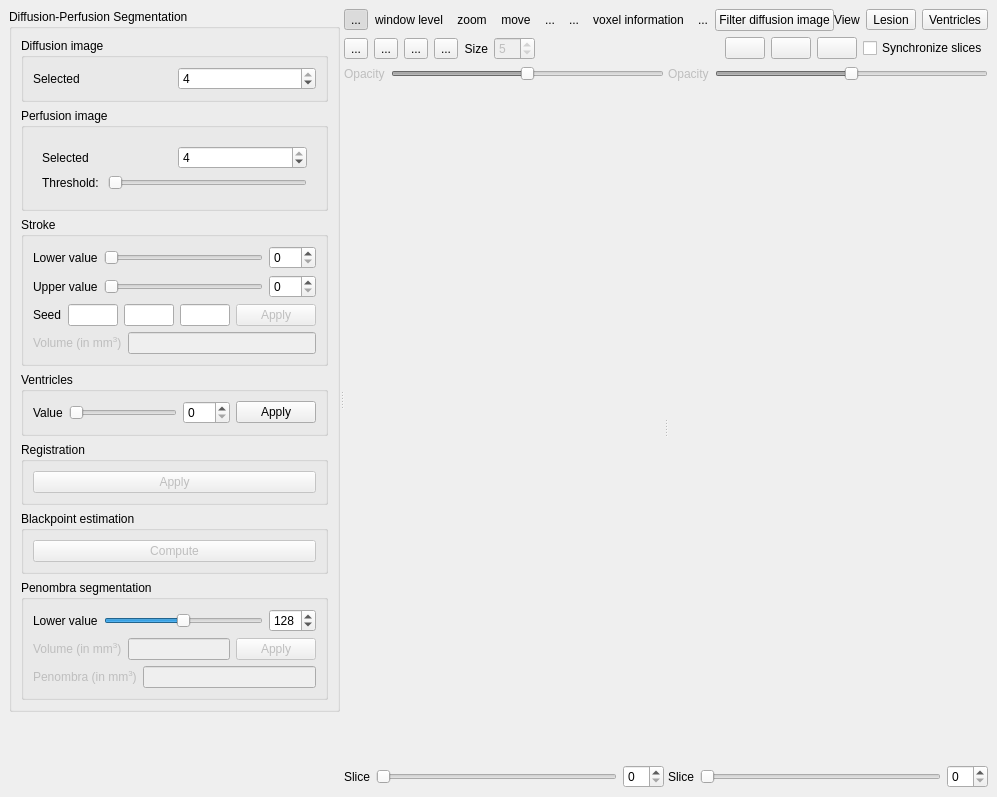
Above: starviewer/src/extensions/playground/diffusionperfusionsegmentation/qdifuperfuextensionbase.ui from starviewer-medical/starviewer before the change. Below: the same form after it.
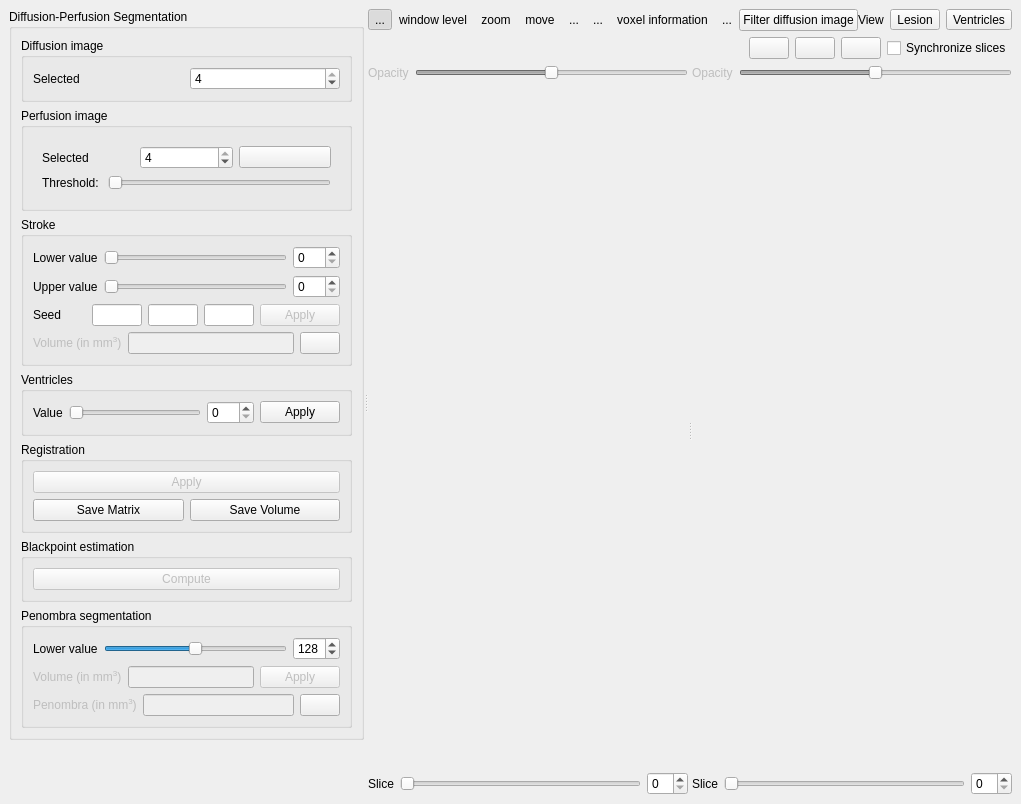
That is the form after the change. Icons and pictures are not drawn. Custom widgets are drawn as their Qt base class.

Commit message: ENH: s'ha modificat l'extensió difuperfu per tal de que vagi amb els tools noves. S'han hagut de modificar la tool d'edició i el q2dviewer per tal que es pugués editar també la segmentació de la perfusió, que no és un típic Volume en l'input d'un q2dviewer. També s'han afegit d'altres funcionalitats com ara la de poder desar les màscares resultants i les matrius de les transformades. Això s'ha fet per poder fer un estudi d'infart i DTI.

Patch:
```diff
--- a/starviewer/src/extensions/playground/diffusionperfusionsegmentation/qdifuperfuextensionbase.ui
+++ b/starviewer/src/extensions/playground/diffusionperfusionsegmentation/qdifuperfuextensionbase.ui
@@ -6,7 +6,7 @@
     <x>0</x>
     <y>0</y>
     <width>916</width>
-    <height>797</height>
+    <height>804</height>
    </rect>
   </property>
   <property name="windowTitle" >
@@ -149,6 +149,16 @@
                      </property>
                     </widget>
                    </item>
+                   <item>
+                    <widget class="QPushButton" name="m_savePerfusionVolumePushButton" >
+                     <property name="text" >
+                      <string/>
+                     </property>
+                     <property name="icon" >
+                      <iconset resource="../../../main/main.qrc" >:/images/filesave.png</iconset>
+                     </property>
+                    </widget>
+                   </item>
                   </layout>
                  </item>
                  <item>
@@ -401,6 +411,16 @@
                  </property>
                 </widget>
                </item>
+               <item>
+                <widget class="QPushButton" name="m_saveDiffusionMaskPushButton" >
+                 <property name="text" >
+                  <string/>
+                 </property>
+                 <property name="icon" >
+                  <iconset resource="../../../main/main.qrc" >:/images/filesave.png</iconset>
+                 </property>
+                </widget>
+               </item>
               </layout>
              </item>
             </layout>
@@ -478,14 +498,54 @@
               <number>6</number>
              </property>
              <item>
-              <widget class="QPushButton" name="m_applyRegistrationPushButton" >
-               <property name="enabled" >
-                <bool>false</bool>
+              <layout class="QVBoxLayout" >
+               <property name="margin" >
+                <number>0</number>
                </property>
-               <property name="text" >
-                <string>Apply</string>
+               <property name="spacing" >
+                <number>6</number>
                </property>
-              </widget>
+               <item>
+                <widget class="QPushButton" name="m_applyRegistrationPushButton" >
+                 <property name="enabled" >
+                  <bool>false</bool>
+                 </property>
+                 <property name="text" >
+                  <string>Apply</string>
+                 </property>
+                </widget>
+               </item>
+               <item>
+                <layout class="QHBoxLayout" >
+                 <property name="margin" >
+                  <number>0</number>
+                 </property>
+                 <property name="spacing" >
+                  <number>6</number>
+                 </property>
+                 <item>
+                  <widget class="QPushButton" name="m_saveTransformPushButton" >
+                   <property name="text" >
+                    <string>Save Matrix</string>
+                   </property>
+                   <property name="icon" >
+                    <iconset resource="../../../main/main.qrc" >:/images/filesave.png</iconset>
+                   </property>
+                  </widget>
+                 </item>
+                 <item>
+                  <widget class="QPushButton" name="m_saveRegisteredPerfusionPushButton" >
+                   <property name="text" >
+                    <string>Save Volume</string>
+                   </property>
+                   <property name="icon" >
+                    <iconset resource="../../../main/main.qrc" >:/images/filesave.png</iconset>
+                   </property>
+                  </widget>
+                 </item>
+                </layout>
+               </item>
+              </layout>
              </item>
             </layout>
            </widget>
@@ -632,6 +692,16 @@
                  </property>
                 </widget>
                </item>
+               <item>
+                <widget class="QPushButton" name="m_savePerfusionMaskPushButton" >
+                 <property name="text" >
+                  <string/>
+                 </property>
+                 <property name="icon" >
+                  <iconset resource="../../../main/main.qrc" >:/images/filesave.png</iconset>
+                 </property>
+                </widget>
+               </item>
               </layout>
              </item>
             </layout>
@@ -647,7 +717,7 @@
          </property>
          <property name="sizeHint" >
           <size>
-           <width>300</width>
+           <width>355</width>
            <height>16</height>
           </size>
          </property>
@@ -911,79 +981,6 @@
          <property name="spacing" >
           <number>6</number>
          </property>
-         <item>
-          <layout class="QHBoxLayout" >
-           <property name="margin" >
-            <number>0</number>
-           </property>
-           <property name="spacing" >
-            <number>6</number>
-           </property>
-           <item>
-            <widget class="QToolButton" name="m_eraseButton" >
-             <property name="text" >
-              <string>...</string>
-             </property>
-             <property name="icon" >
-              <iconset/>
-             </property>
-            </widget>
-           </item>
-           <item>
-            <widget class="QToolButton" name="m_paintButton" >
-             <property name="text" >
-              <string>...</string>
-             </property>
-             <property name="icon" >
-              <iconset/>
-             </property>
-            </widget>
-           </item>
-           <item>
-            <widget class="QToolButton" name="m_eraseSliceButton" >
-             <property name="text" >
-              <string>...</string>
-             </property>
-             <property name="icon" >
-              <iconset/>
-             </property>
-            </widget>
-           </item>
-           <item>
-            <widget class="QToolButton" name="m_eraseRegionButton" >
-             <property name="text" >
-              <string>...</string>
-             </property>
-             <property name="icon" >
-              <iconset/>
-             </property>
-            </widget>
-           </item>
-           <item>
-            <widget class="QLabel" name="label_3" >
-             <property name="text" >
-              <string>Size</string>
-             </property>
-             <property name="alignment" >
-              <set>Qt::AlignRight|Qt::AlignTrailing|Qt::AlignVCenter</set>
-             </property>
-            </widget>
-           </item>
-           <item>
-            <widget class="QSpinBox" name="m_editorSize" >
-             <property name="enabled" >
-              <bool>false</bool>
-             </property>
-             <property name="minimum" >
-              <number>0</number>
-             </property>
-             <property name="value" >
-              <number>5</number>
-             </property>
-            </widget>
-           </item>
-          </layout>
-         </item>
          <item>
           <layout class="QHBoxLayout" >
            <property name="margin" >
```
Left out of the diff: 5 changed lines with no effect on the pictures. The commit also changes 6 other files.
